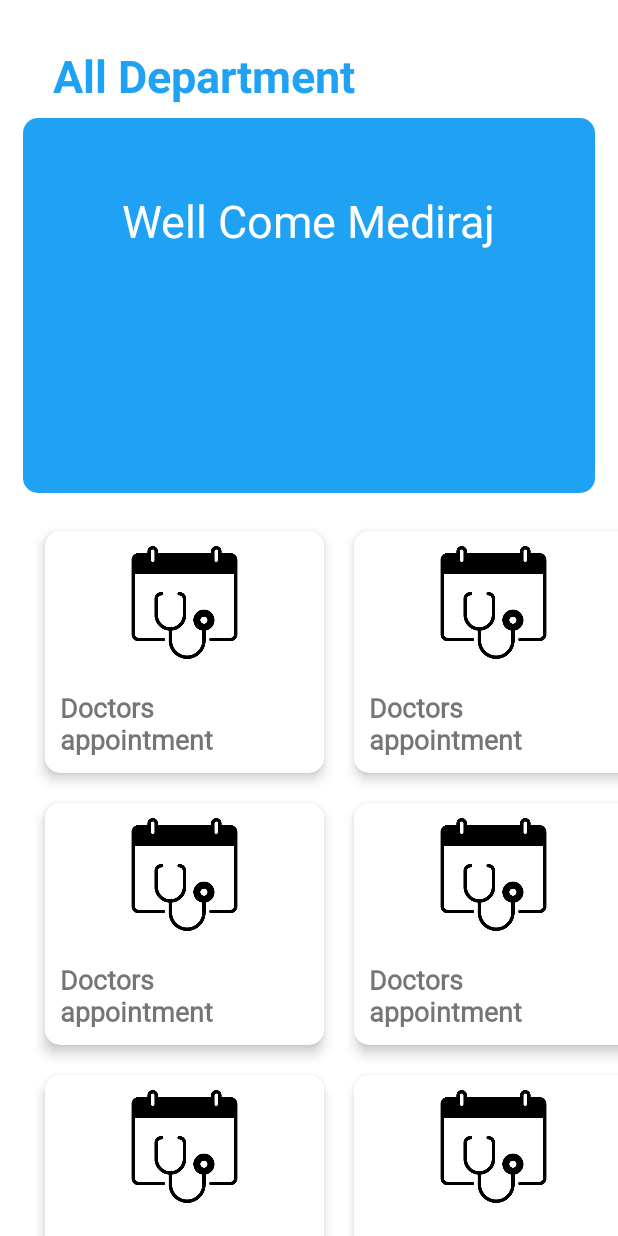
After one commit to ZobaeirAlLikhon/Mediraj, an Android app: the Doctor_Service screen opened directly, with no data from a screen before it, on a phone screen of 412 x 824 dp. The commit adds this screen. Run offline under Robolectric (Android 15) with nearby library versions, the phone set to English and light mode, and no system bars; pictures from the network do not load; Roboto replaces fonts that are not available here.

Commit message:
Doctor service list a kaj korci

```diff
--- a/app/src/main/AndroidManifest.xml
+++ b/app/src/main/AndroidManifest.xml
@@ -11,7 +11,7 @@
         android:roundIcon="@mipmap/ic_launcher_round"
         android:supportsRtl="true"
         android:theme="@style/Theme.MediRaj">
-        <activity android:name=".activity.Doctors"></activity>
+        <activity android:name=".activity.Doctor_Service"></activity>
         <activity
             android:name=".activity.ForgetPass"
             android:screenOrientation="portrait" />
--- /dev/null
+++ b/app/src/main/java/com/example/mediraj/activity/Doctor_Service.java
@@ -0,0 +1,56 @@
+package com.example.mediraj.activity;
+
+import androidx.appcompat.app.AppCompatActivity;
+import androidx.recyclerview.widget.GridLayoutManager;
+import androidx.recyclerview.widget.RecyclerView;
+
+import android.os.Bundle;
+
+import com.example.mediraj.R;
+import com.example.mediraj.adaptar.DocServiceAdapter;
+import com.example.mediraj.adaptar.ServiceAdapter;
+
+import java.util.ArrayList;
+import java.util.List;
+
+public class Doctor_Service extends AppCompatActivity {
+    RecyclerView rcv;
+    List<String> text;
+    List<Integer> image;
+    DocServiceAdapter adapter;
+
+    @Override
+    protected void onCreate(Bundle savedInstanceState) {
+        super.onCreate(savedInstanceState);
+        setContentView(R.layout.activity_doctor__service);
+        rcv = findViewById(R.id.recycler2);
+
+        text = new ArrayList<>();
+        image = new ArrayList<>();
+
+        text.add("Doctors appointment");
+        text.add("Doctors appointment");
+        text.add("Doctors appointment");
+        text.add("Doctors appointment");
+        text.add("Doctors appointment");
+        text.add("Doctors appointment");
+        text.add("Doctors appointment");
+        text.add("Doctors appointment");
+
+        image.add(R.drawable.ic__appoint);
+        image.add(R.drawable.ic__appoint);
+        image.add(R.drawable.ic__appoint);
+        image.add(R.drawable.ic__appoint);
+        image.add(R.drawable.ic__appoint);
+        image.add(R.drawable.ic__appoint);
+        image.add(R.drawable.ic__appoint);
+        image.add(R.drawable.ic__appoint);
+
+        rcv.setLayoutManager(new GridLayoutManager(getApplication(),2));
+        adapter = new  DocServiceAdapter(getApplication(),text,image);
+        rcv.setAdapter(adapter);
+
+
+
+    }
+}
--- /dev/null
+++ b/app/src/main/java/com/example/mediraj/adaptar/DocServiceAdapter.java
@@ -0,0 +1,66 @@
+package com.example.mediraj.adaptar;
+
+import android.content.Context;
+import android.util.Log;
+import android.view.LayoutInflater;
+import android.view.View;
+import android.view.ViewGroup;
+import android.widget.ImageView;
+import android.widget.TextView;
+
+import androidx.annotation.NonNull;
+import androidx.recyclerview.widget.RecyclerView;
+
+import com.bumptech.glide.Glide;
+import com.example.mediraj.R;
+
+import java.text.BreakIterator;
+import java.util.List;
+import java.util.zip.Inflater;
+
+public class DocServiceAdapter extends RecyclerView.Adapter<DocServiceAdapter.ViewHolder> {
+    Context context;
+    List<String> text;
+    List<Integer> image;
+
+    //private Inflater inflater;
+
+    public DocServiceAdapter(Context context, List<String> text, List<Integer> image) {
+        this.context = context;
+        this.text = text;
+        this.image = image;
+    }
+
+
+    @NonNull
+    @Override
+    public ViewHolder onCreateViewHolder(@NonNull ViewGroup parent, int viewType) {
+        return new ViewHolder(LayoutInflater.from(parent.getContext()).inflate(R.layout.doctor_service_list,parent,false));
+    }
+
+    @Override
+    public void onBindViewHolder(@NonNull DocServiceAdapter.ViewHolder holder, int position) {
+        holder.text.setText(text.get(position));
+        try {
+            Glide.with(context).load(image.get(position)).into(holder.img);
+        }catch (Exception exception){
+            Log.e("adapter", exception.toString());
+        }
+
+    }
+
+    @Override
+    public int getItemCount() {
+        return text.size();
+    }
+
+    public class ViewHolder extends RecyclerView.ViewHolder {
+        TextView text;
+        ImageView img;
+        public ViewHolder(@NonNull View itemView) {
+            super(itemView);
+            text = itemView.findViewById(R.id.doc_ServiceTV);
+            img =itemView.findViewById(R.id.doc_ServiceIV);
+        }
+    }
+}
--- a/app/src/main/java/com/example/mediraj/adaptar/ServiceAdapter.java
+++ b/app/src/main/java/com/example/mediraj/adaptar/ServiceAdapter.java
@@ -14,7 +14,7 @@ import androidx.recyclerview.widget.RecyclerView;
 
 import com.bumptech.glide.Glide;
 import com.example.mediraj.R;
-import com.example.mediraj.activity.Doctors;
+import com.example.mediraj.activity.Doctor_Service;
 
 import java.util.List;
 
@@ -47,7 +47,7 @@ public class ServiceAdapter extends RecyclerView.Adapter<ServiceAdapter.ViewHold
         holder.gridIcon.setOnClickListener(new View.OnClickListener() {
             @Override
             public void onClick(View v) {
-                Intent intent = new Intent(context, Doctors.class);
+                Intent intent = new Intent(context, Doctor_Service.class);
                 intent.setFlags(Intent.FLAG_ACTIVITY_NEW_TASK);
                 context.startActivity(intent);
             }
--- a/app/src/main/res/drawable/background.xml
+++ b/app/src/main/res/drawable/background.xml
@@ -1,7 +1,9 @@
 <?xml version="1.0" encoding="utf-8"?>
 <shape xmlns:android="http://schemas.android.com/apk/res/android"
     android:shape="rectangle">
-    <solid android:color="@color/colorBGshape"/>
-    <corners android:bottomLeftRadius="18dp"
-        android:bottomRightRadius="28dp"/>
+    <solid android:color="@color/denim"/>
+<corners android:bottomLeftRadius="10dp"
+       android:bottomRightRadius="10dp"
+    android:topLeftRadius="10dp"
+    android:topRightRadius="10dp"/>
 </shape>
--- /dev/null
+++ b/app/src/main/res/layout/activity_doctor__service.xml
@@ -0,0 +1,63 @@
+<?xml version="1.0" encoding="utf-8"?>
+<androidx.constraintlayout.widget.ConstraintLayout
+    xmlns:android="http://schemas.android.com/apk/res/android"
+    xmlns:app="http://schemas.android.com/apk/res-auto"
+    xmlns:tools="http://schemas.android.com/tools"
+    android:layout_width="match_parent"
+    android:layout_height="match_parent"
+    tools:context=".activity.Doctor_Service">
+
+
+
+    <TextView
+        android:id="@+id/textView"
+        android:layout_width="wrap_content"
+        android:layout_height="wrap_content"
+        android:layout_marginTop="30dp"
+        android:layout_marginEnd="140dp"
+        android:text="All Department"
+        android:textColor="@color/denim"
+        android:textSize="30sp"
+        android:textStyle="bold"
+        app:layout_constraintEnd_toEndOf="parent"
+        app:layout_constraintStart_toStartOf="parent"
+        app:layout_constraintTop_toTopOf="parent" />
+
+
+    <View
+        android:id="@+id/view"
+        android:layout_width="match_parent"
+        android:layout_height="250dp"
+        android:layout_marginStart="15dp"
+        android:layout_marginTop="8dp"
+        android:layout_marginEnd="15dp"
+        android:background="@drawable/background"
+        android:padding="10dp"
+        app:layout_constraintEnd_toEndOf="parent"
+        app:layout_constraintHorizontal_bias="0.0"
+        app:layout_constraintStart_toStartOf="parent"
+        app:layout_constraintTop_toBottomOf="@+id/textView"
+        tools:ignore="MissingConstraints" />
+
+    <TextView
+        android:layout_width="wrap_content"
+        android:layout_height="wrap_content"
+        android:layout_marginTop="56dp"
+        android:text="Well Come Mediraj"
+        android:textColor="#FFFFFF"
+        android:textSize="30sp"
+        app:layout_constraintEnd_toEndOf="parent"
+        app:layout_constraintStart_toStartOf="parent"
+        app:layout_constraintTop_toBottomOf="@+id/textView" />
+
+    <androidx.recyclerview.widget.RecyclerView
+        android:id="@+id/recycler2"
+        android:layout_width="wrap_content"
+        android:layout_height="wrap_content"
+        android:layout_marginStart="20dp"
+        android:layout_marginTop="15dp"
+        app:layout_constraintStart_toStartOf="parent"
+        app:layout_constraintTop_toBottomOf="@+id/view" />
+
+
+</androidx.constraintlayout.widget.ConstraintLayout>
--- /dev/null
+++ b/app/src/main/res/layout/doctor_service_list.xml
@@ -0,0 +1,38 @@
+<?xml version="1.0" encoding="utf-8"?>
+<androidx.cardview.widget.CardView
+    xmlns:android="http://schemas.android.com/apk/res/android"
+    xmlns:app="http://schemas.android.com/apk/res-auto"
+    android:id="@+id/docCard"
+    android:layout_width="wrap_content"
+    android:layout_height="wrap_content"
+    android:layout_margin="10dp"
+    android:padding="5dp"
+    app:cardCornerRadius="10dp"
+    app:cardElevation="5dp">
+
+    <LinearLayout
+        android:layout_width="match_parent"
+        android:layout_height="match_parent"
+        android:orientation="vertical">
+
+        <ImageView
+            android:id="@+id/doc_ServiceIV"
+            android:layout_width="75dp"
+            android:layout_height="75dp"
+            android:layout_gravity="center_horizontal"
+            android:layout_margin="10dp"
+            app:srcCompat="@drawable/ic__appoint"
+            android:contentDescription="@string/category_image" />
+
+
+        <TextView
+            android:id="@+id/doc_ServiceTV"
+            android:layout_width="wrap_content"
+            android:layout_height="wrap_content"
+            android:fontFamily="@font/share_tech"
+            android:textStyle="bold"
+            android:textSize="18sp"
+            android:layout_margin="10dp"
+            android:layout_gravity="center_horizontal" />
+    </LinearLayout>
+</androidx.cardview.widget.CardView>
--- a/app/src/main/res/values/colors.xml
+++ b/app/src/main/res/values/colors.xml
@@ -9,8 +9,9 @@
     <color name="white">#FFFFFFFF</color>
     <color name="colorBGshape">#FFC107</color>
     <color name="colorText">#FFFFFF</color>
-    <color name="denim">#0091EA</color>
+    <color name="denim">#1FA2F3</color>
     <color name="gray">#808080</color>
     <color name="dim_black">#2D333B</color>
+    <color name="light_gray">#D3D3D3</color>
 
 </resources>
```
Also changed, not shown: app/src/main/java/com/example/mediraj/activity/Doctors.java (deleted, +0 -45 lines), app/src/main/java/com/example/mediraj/adaptar/DoctorAdpter.java (deleted, +0 -62 lines), app/src/main/res/layout/activity_doctors.xml (deleted, +0 -18 lines), app/src/main/res/layout/doctor_layout.xml (deleted, +0 -60 lines).
